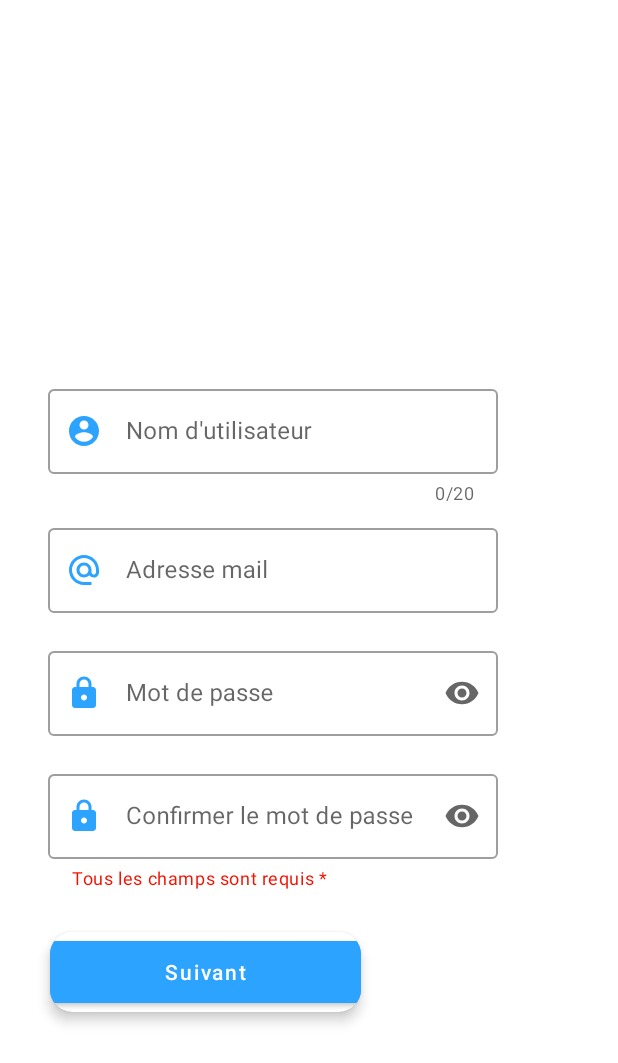
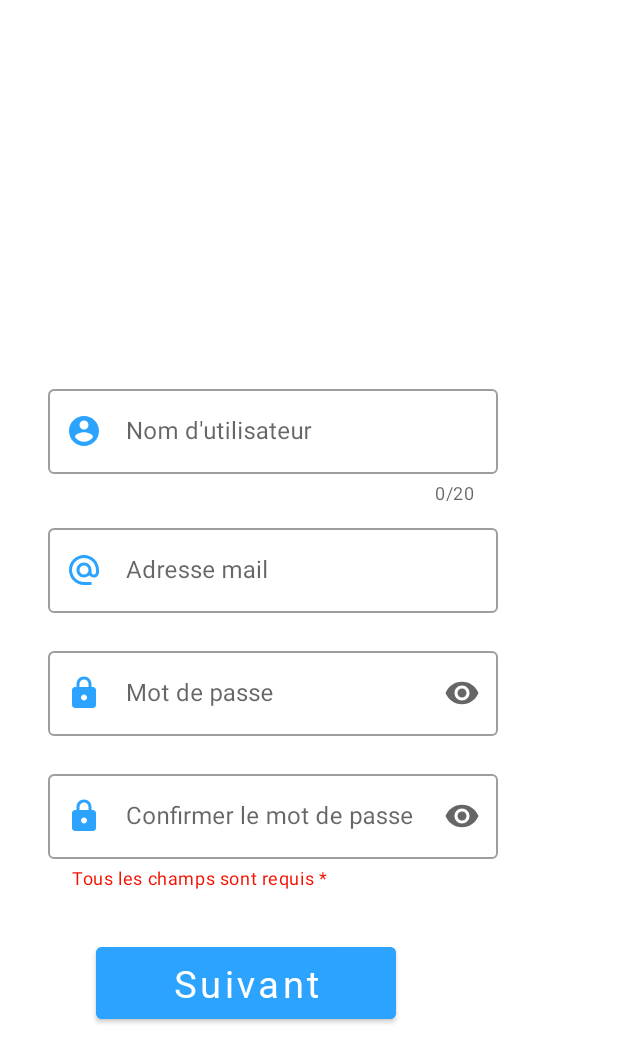
Before and after one commit to ElvisDev187/Event, an Android app: the fragment RegisterEditFragment placed in its activity, on a phone screen of 412 x 824 dp. Shown: the top 1063 px of the screen. Run offline under Robolectric (Android 15) with nearby library versions, the phone set to English and light mode, and no system bars.

Commit message:
j'ai fais le login et un autre layout

```diff
--- a/app/src/main/java/fr/groupe/event/fragments/RegisterEditFragment.kt
+++ b/app/src/main/java/fr/groupe/event/fragments/RegisterEditFragment.kt
@@ -17,7 +17,7 @@ class RegisterEditFragment : Fragment() {
         container: ViewGroup?,
         savedInstanceState: Bundle?
     ): View? {
-        val view = inflater?.inflate(R.layout.fragment_register_edit, container, false)
+        val view = inflater.inflate(R.layout.fragment_register_edit, container, false)
         val viewPager = activity?.findViewById<ViewPager2>(R.id.viewPager)
         val btn = view.findViewById<Button>(R.id.next)
         btn.setOnClickListener{
--- a/app/src/main/res/layout/fragment_register_edit.xml
+++ b/app/src/main/res/layout/fragment_register_edit.xml
@@ -1,5 +1,6 @@
 <?xml version="1.0" encoding="utf-8"?>
-<androidx.constraintlayout.widget.ConstraintLayout xmlns:android="http://schemas.android.com/apk/res/android"
+<androidx.constraintlayout.widget.ConstraintLayout
+    xmlns:android="http://schemas.android.com/apk/res/android"
     xmlns:app="http://schemas.android.com/apk/res-auto"
     android:layout_width="match_parent"
     android:layout_height="match_parent"
@@ -105,29 +106,22 @@
     </com.google.android.material.textfield.TextInputLayout>
 
 
-    <androidx.cardview.widget.CardView
-        android:layout_width="wrap_content"
-        android:layout_height="wrap_content"
-        android:layout_marginTop="28dp"
-        app:cardCornerRadius="15dp"
-        app:cardElevation="5dp"
-        app:layout_constraintEnd_toEndOf="parent"
-        app:layout_constraintHorizontal_bias="0.163"
-        app:layout_constraintStart_toStartOf="parent"
-        app:layout_constraintTop_toBottomOf="@+id/text_input_layout_for_conf_pwd">
-
     <Button
 
         android:id="@+id/next"
-            android:layout_width="207dp"
-            android:layout_height="53dp"
+        android:layout_width="200dp"
+        android:layout_height="60dp"
         android:layout_gravity="center"
+        android:layout_marginStart="64dp"
+        android:layout_marginTop="32dp"
         android:backgroundTint="@color/principalBlue"
         android:text="@string/register_btn_next"
+        android:textSize="25sp"
+        android:fontFamily="@font/seguisb"
         android:textAllCaps="false"
-            android:textColor="@color/white" />
-
-    </androidx.cardview.widget.CardView>
+        android:textColor="@color/white"
+        app:layout_constraintStart_toStartOf="parent"
+        app:layout_constraintTop_toBottomOf="@+id/text_input_layout_for_conf_pwd" />
 
 
 </androidx.constraintlayout.widget.ConstraintLayout>
--- a/app/src/main/res/navigation/my_nav.xml
+++ b/app/src/main/res/navigation/my_nav.xml
@@ -14,11 +14,28 @@
             android:id="@+id/action_splashFragment_to_viewPagerFragment2"
             app:destination="@id/viewPagerFragment2"
             app:popUpTo="@id/splashFragment"
-            app:popUpToInclusive="true" />
+            app:popUpToInclusive="false" />
     </fragment>
     <fragment
         android:id="@+id/viewPagerFragment2"
         android:name="fr.groupe.event.fragments.ViewPagerFragment"
         android:label="fragment_view_pager"
-        tools:layout="@layout/fragment_view_pager" />
+        tools:layout="@layout/fragment_view_pager" >
+        <action
+            android:id="@+id/action_viewPagerFragment2_to_loginFragment"
+            app:destination="@id/loginFragment"
+            app:popUpTo="@id/viewPagerFragment2"
+            app:popUpToInclusive="false" />
+    </fragment>
+    <fragment
+        android:id="@+id/loginFragment"
+        android:name="fr.groupe.event.fragments.LoginFragment"
+        android:label="fragment_login"
+        tools:layout="@layout/fragment_login" >
+        <action
+            android:id="@+id/action_loginFragment_to_viewPagerFragment2"
+            app:destination="@id/viewPagerFragment2"
+            app:popUpTo="@id/viewPagerFragment2"
+            app:popUpToInclusive="true" />
+    </fragment>
 </navigation>
--- a/app/src/main/res/values/strings.xml
+++ b/app/src/main/res/values/strings.xml
@@ -4,7 +4,9 @@
     <!--I-PAGE INSCRIPTION-->
     <!--etape 1-->
     <string name="register_btn_begin">S\'inscrire</string>
-    <string name="register_link_login">Avez vous déja un compte?/connexion</string>
+    <string name="register_link_login">Avez vous déja un compte?</string>
+    <string name="login_link_register">Vous n\'avez pas de compte?</string>
+    <string name="login_text">Connexion</string>
     <!--etape 2-->
     <string name="register_btn_next">Suivant</string>
     <string name="register_edit_user_name">Nom d\'utilisateur</string>
@@ -47,4 +49,5 @@
     <!-- TODO: Remove or change this placeholder text -->
     <string name="hello_blank_fragment">Hello blank fragment</string>
     <string name="firstIp">5</string>
+    <string name="login_greating">Bon retour</string>
 </resources>
--- a/app/src/main/res/values/themes.xml
+++ b/app/src/main/res/values/themes.xml
@@ -56,5 +56,9 @@
         <item name="android:textSize">25dp</item>
         <item name="android:textColor">@color/white</item>
     </style>
+    <style name="link" parent="App">
+        <item name="android:textSize">15dp</item>
+        <item name="android:textColor">@color/principalBlue</item>
+    </style>
 
 </resources>
```
Also changed, not shown: app/src/main/java/fr/groupe/event/fragments/LoginFragment.kt (added, +30 -0 lines), app/src/main/java/fr/groupe/event/fragments/RegisterBeginFragment.kt (+7 -0 lines), app/src/main/res/drawable/custom_input.xml (+4 -4 lines), app/src/main/res/layout/fragment_login.xml (added, +127 -0 lines), app/src/main/res/layout/fragment_register_begin.xml (+16 -0 lines), app/src/main/res/layout/fragment_register_valid.xml (+127 -21 lines). Lines whose indentation alone changed are shown as unchanged.
